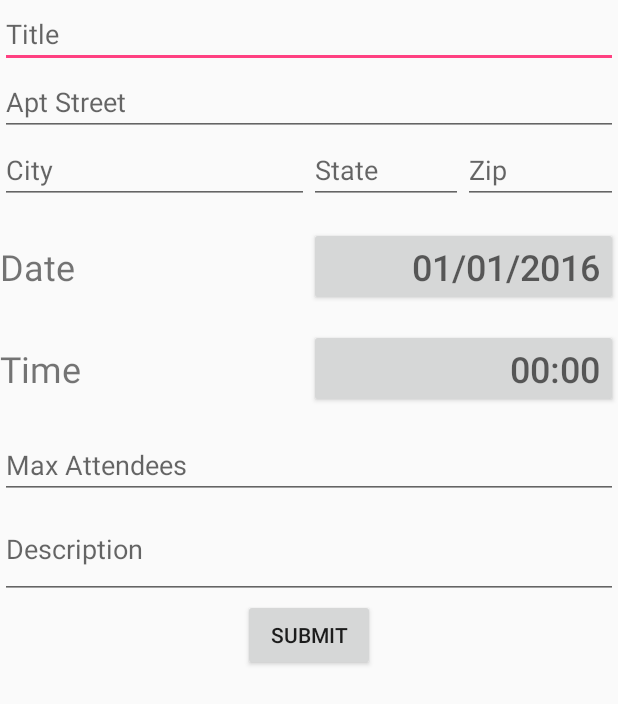
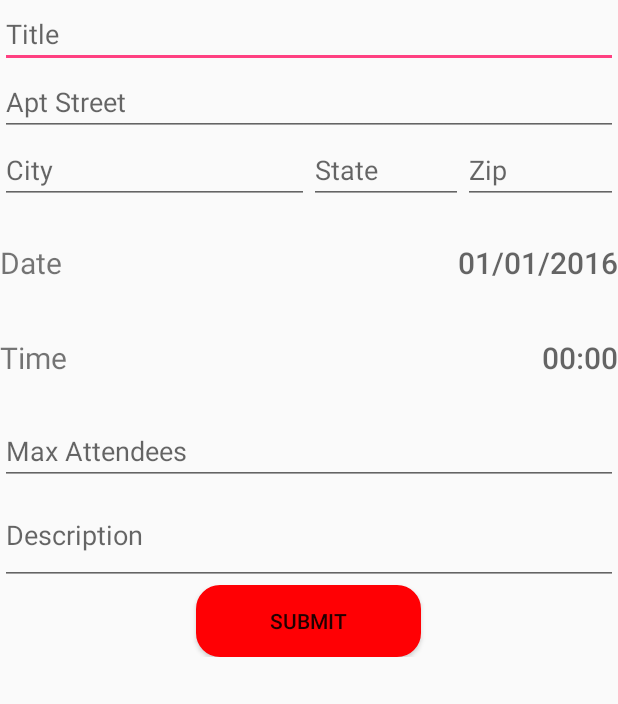
Before and after one commit to powercheng/EQ, an Android app: the addEvent2Activity screen opened directly, with no data from a screen before it, on a phone screen of 412 x 824 dp. Shown: the top 704 px of the screen. Run offline under Robolectric (Android 15) with nearby library versions, the phone set to English and light mode, and no system bars.

```diff
--- a/app/src/main/java/com/example/peng/eq/MapActivity.java
+++ b/app/src/main/java/com/example/peng/eq/MapActivity.java
@@ -73,7 +73,7 @@ public class MapActivity extends AppCompatActivity implements OnMapReadyCallback
         toolbar.setNavigationIcon(R.mipmap.connect48);
         toolbar.setNavigationOnClickListener(new View.OnClickListener() {
             public void onClick(View v) {
-                Intent i = new Intent(MapActivity.this, LoginActivity.class);
+                Intent i = new Intent(MapActivity.this, ProfileActivity.class);
                 startActivity(i);
 
             }
--- a/app/src/main/res/layout/activity_add_event2.xml
+++ b/app/src/main/res/layout/activity_add_event2.xml
@@ -17,7 +17,8 @@
         android:inputType="textPersonName"
         android:id="@+id/title"
         android:imeOptions="actionDone"
-        android:hint="Title" />
+        android:hint="Title"
+        android:maxLength="100"/>
 
 
     <EditText
@@ -26,7 +27,8 @@
         android:inputType="textPostalAddress"
         android:id="@+id/street"
         android:imeOptions="actionDone"
-        android:hint="Apt Street" />
+        android:hint="Apt Street"
+        android:maxLength="100"/>
 
     <LinearLayout
         android:orientation="horizontal"
@@ -44,10 +46,12 @@
             android:layout_width="0dp"
             android:layout_height="wrap_content"
             android:layout_weight="2"
-            android:inputType="textPostalAddress"
+            android:inputType="textCapCharacters"
             android:id="@+id/state"
             android:imeOptions="actionDone"
-            android:hint="State" />
+            android:hint="State"
+            android:maxLength="2"
+            />
         <EditText
             android:layout_width="0dp"
             android:layout_height="wrap_content"
@@ -55,7 +59,8 @@
             android:inputType="number"
             android:id="@+id/Zip"
             android:imeOptions="actionDone"
-            android:hint="Zip" />
+            android:hint="Zip"
+            android:maxLength="5"/>
 
     </LinearLayout>
     <LinearLayout
@@ -70,7 +75,7 @@
             android:layout_height="wrap_content"
             android:layout_weight="1"
             android:gravity="center_vertical"
-            android:textSize="24sp" />
+            android:textSize="20sp" />
 
         <Button
             android:hint="01/01/2016"
@@ -79,7 +84,8 @@
             android:layout_weight="1"
             android:gravity="center_vertical|right"
             android:id="@+id/date"
-            android:textSize="24sp" />
+            android:textSize="20sp"
+            android:background="@color/map"/>
     </LinearLayout>
 
     <LinearLayout
@@ -94,7 +100,7 @@
             android:layout_height="wrap_content"
             android:layout_weight="1"
             android:gravity="center_vertical"
-            android:textSize="24sp" />
+            android:textSize="20sp" />
 
         <Button
             android:hint="00:00"
@@ -103,7 +109,8 @@
             android:layout_weight="1"
             android:gravity="center_vertical|right"
             android:id="@+id/time"
-            android:textSize="24sp" />
+            android:textSize="20sp"
+            android:background="@color/map"/>
 
     </LinearLayout>
 
@@ -127,11 +134,12 @@
 
     <Button
         android:text="Submit"
-        android:layout_width="wrap_content"
+        android:layout_width="150dp"
         android:layout_height="wrap_content"
         android:id="@+id/button3"
         android:elevation="0dp"
-        android:layout_gravity="center" />
+        android:layout_gravity="center"
+        android:background="@drawable/mybuttonstyle"/>
 
 
 
--- a/app/src/main/res/layout/activity_detail_info.xml
+++ b/app/src/main/res/layout/activity_detail_info.xml
@@ -4,6 +4,7 @@
     android:layout_height="match_parent"
     android:orientation="vertical"
     >
+
     <ImageView
         android:layout_width="match_parent"
         android:layout_height="0dp"
--- a/app/src/main/res/values/colors.xml
+++ b/app/src/main/res/values/colors.xml
@@ -6,4 +6,5 @@
     <color name="black">#0b0b0b</color>
     <color name="map">#00FFFFFF</color>
     <color name="white">#fcf9f9</color>
+    <color name="transparent">#ffffff</color>
 </resources>
```
Also changed, not shown: app/src/main/java/com/example/peng/eq/AddEventActivity.java (+5 -5 lines), app/src/main/java/com/example/peng/eq/EditEventActivity.java (+65 -0 lines), app/src/main/java/com/example/peng/eq/ProfileActivity.java (added, +13 -0 lines), app/src/main/res/layout/activity_edit_event.xml (+107 -10 lines), app/src/main/res/layout/activity_profile.xml (added, +21 -0 lines).
